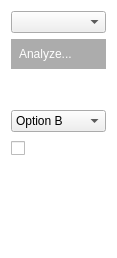
First picture: the form in source/Tools/Explore/explore.ui, repository ialhashim/TopoBlender, before the edit.
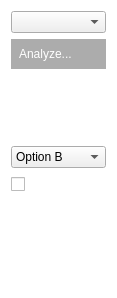
Second picture: the form after the edit. Icons and pictures are not drawn.

```diff
--- a/source/Tools/Explore/explore.ui
+++ b/source/Tools/Explore/explore.ui
@@ -7,7 +7,7 @@
     <x>0</x>
     <y>0</y>
     <width>117</width>
-    <height>258</height>
+    <height>298</height>
    </rect>
   </property>
   <property name="windowTitle">
```
